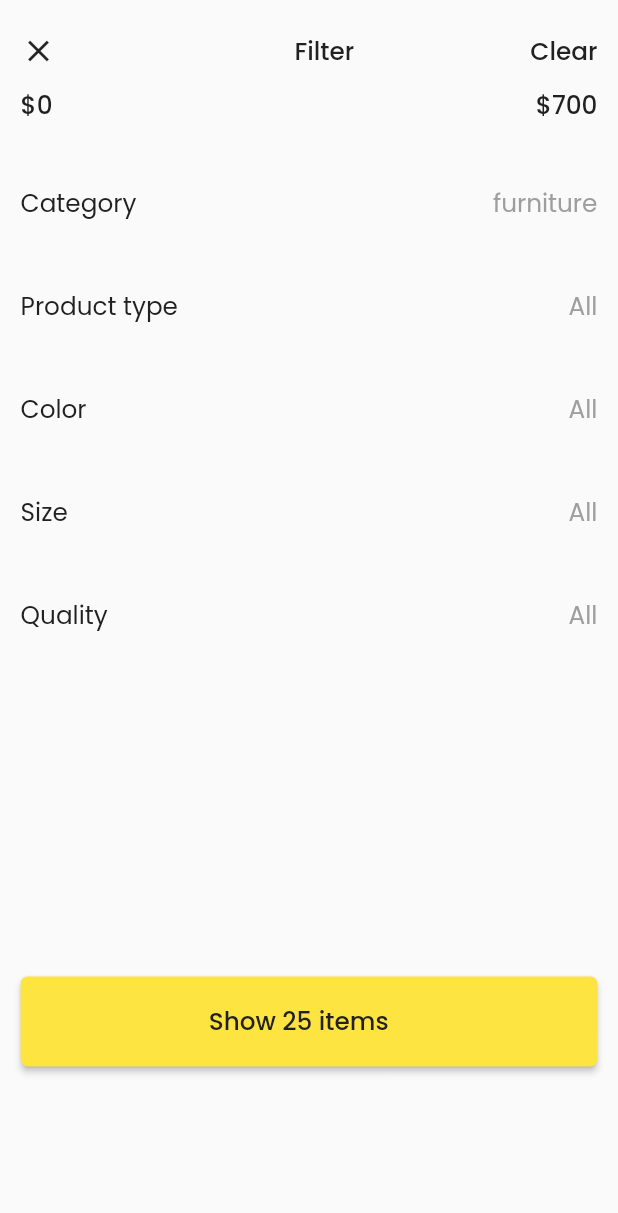
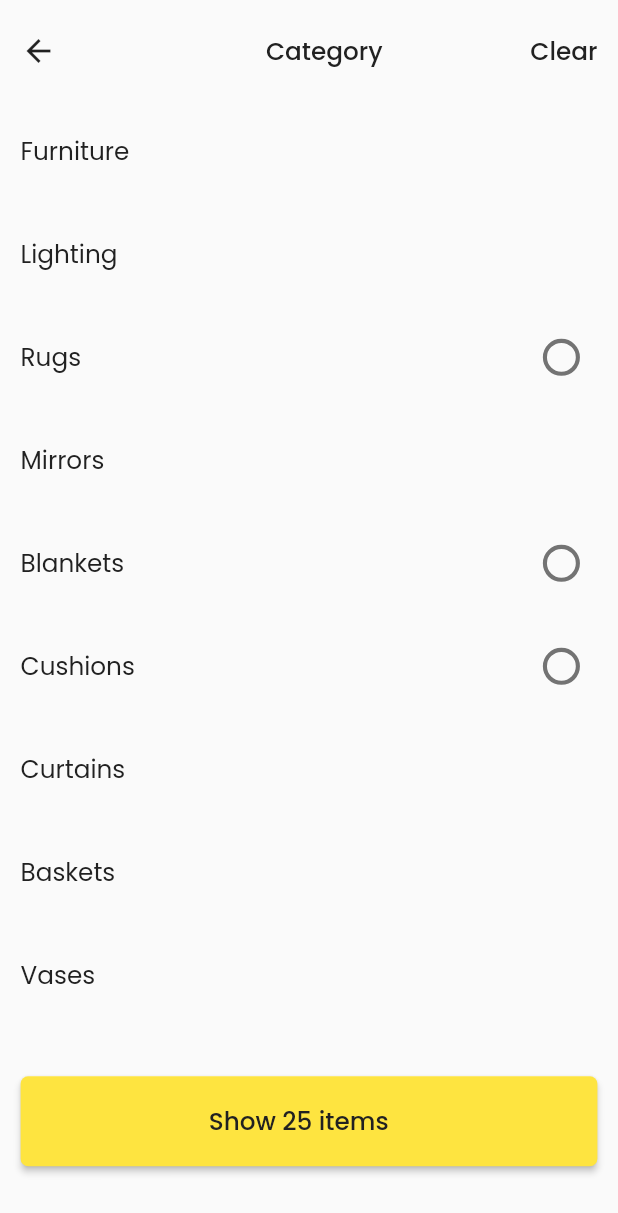
Before and after one commit to panchaniurvisha/ulmo_e_commerce, a Flutter app: the screen it shows after launch, on a phone screen of 412 x 824 dp. Shown: the top 1213 px of the screen. Run offline on Flutter 3.47's test engine with Material 2 defaults, Android fonts, the phone set to English and light mode, and no system bars.

Commit message:
"5/6/2023"

```diff
--- a/lib/main.dart
+++ b/lib/main.dart
@@ -1,5 +1,5 @@
 import 'package:flutter/material.dart';
-import 'package:ulmo_e_commerce_app/view/filter_screen.dart';
+import 'package:ulmo_e_commerce_app/view/filter_options_screen.dart';
 
 void main() {
   runApp(const MyApp());
@@ -17,6 +17,6 @@ class MyApp extends StatelessWidget {
           primarySwatch: Colors.blue,
         ),
         debugShowCheckedModeBanner: false,
-        home: const FilterScreen());
+        home: const FilterOptionsScreen());
   }
 }
--- a/lib/res/constant/app_colors.dart
+++ b/lib/res/constant/app_colors.dart
@@ -7,6 +7,7 @@ class AppColors {
   static const Color gray = Color(0xff9E9E9E);
   static const Color white = Color(0xffF5F5F5);
   static const Color skyWhite = Color(0xffFFFFFF);
+  static const Color whiteTwo = Color(0xffEEEEEE);
   static const Color skyWhite70 = Color(0xb3ffffff);
   static const Color orangeColor = Color(0xffA56506);
   static const Color grayWhite = Color(0xffE0E0E0);
--- /dev/null
+++ b/lib/view/filter_options_screen.dart
@@ -0,0 +1,106 @@
+import 'package:flutter/material.dart';
+import 'package:ulmo_e_commerce_app/res/commen/app_elevated_button.dart';
+import 'package:ulmo_e_commerce_app/res/commen/app_text.dart';
+import 'package:ulmo_e_commerce_app/res/constant/app_colors.dart';
+import 'package:ulmo_e_commerce_app/res/constant/app_string.dart';
+
+class FilterOptionsScreen extends StatefulWidget {
+  const FilterOptionsScreen({Key? key}) : super(key: key);
+
+  @override
+  State<FilterOptionsScreen> createState() => _FilterOptionsScreenState();
+}
+
+class _FilterOptionsScreenState extends State<FilterOptionsScreen> {
+  bool checkBoxValue = false;
+  List<String> categories = [
+    AppString.furniture,
+    AppString.lighting,
+    AppString.rugs,
+    AppString.mirrors,
+    AppString.blankets,
+    AppString.cushions,
+    AppString.curtains,
+    AppString.baskets,
+    AppString.vases,
+  ];
+  @override
+  Widget build(BuildContext context) {
+    double height = MediaQuery.of(context).size.height;
+    double width = MediaQuery.of(context).size.width;
+    return SafeArea(
+        child: Scaffold(
+      body: SingleChildScrollView(
+        child: Padding(
+          padding: EdgeInsets.symmetric(
+              horizontal: width / 30, vertical: height / 80),
+          child: Column(
+            crossAxisAlignment: CrossAxisAlignment.start,
+            children: [
+              Row(
+                mainAxisAlignment: MainAxisAlignment.spaceBetween,
+                children: [
+                  IconButton(
+                    padding: EdgeInsets.only(right: width / 10),
+                    onPressed: () {},
+                    icon: const Icon(
+                      Icons.arrow_back,
+                    ),
+                  ),
+                  const AppText(
+                      text: AppString.category, fontWeight: FontWeight.w500),
+                  const AppText(
+                      text: AppString.removeData, fontWeight: FontWeight.w500),
+                ],
+              ),
+              GridView.builder(
+                  padding: EdgeInsets.only(top: height / 100),
+                  physics: const NeverScrollableScrollPhysics(),
+                  shrinkWrap: true,
+                  itemCount: categories.length,
+                  gridDelegate: SliverGridDelegateWithFixedCrossAxisCount(
+                    crossAxisCount: 1,
+                    childAspectRatio: 2,
+                    mainAxisExtent: height / 12,
+                    crossAxisSpacing: width / 20,
+                  ),
+                  itemBuilder: (context, index) => Row(
+                        mainAxisAlignment: MainAxisAlignment.spaceBetween,
+                        children: [
+                          AppText(text: categories[index]),
+                          index == 2 || index == 4 || index == 5
+                              ? Transform.scale(
+                                  scale: height / 600,
+                                  child: Checkbox(
+                                    shape: RoundedRectangleBorder(
+                                      borderRadius:
+                                          BorderRadius.circular(height / 5),
+                                    ),
+                                    checkColor: AppColors.black,
+                                    activeColor: AppColors.lightYellowTwo,
+                                    value: checkBoxValue,
+                                    onChanged: (value) {
+                                      debugPrint("value--->$value");
+                                      setState(() {
+                                        checkBoxValue = value!;
+                                      });
+                                    },
+                                  ),
+                                )
+                              : const SizedBox(),
+                        ],
+                      )),
+              SizedBox(
+                height: height / 25,
+              ),
+              const AppElevatedButton(
+                text: AppString.showItem,
+                sizeBox: SizedBox(),
+              )
+            ],
+          ),
+        ),
+      ),
+    ));
+  }
+}
--- a/lib/view/filter_screen.dart
+++ b/lib/view/filter_screen.dart
@@ -19,6 +19,7 @@ class _FilterScreenState extends State<FilterScreen> {
     {AppString.name: AppString.size, AppString.key: AppString.all},
     {AppString.name: AppString.quality, AppString.key: AppString.all},
   ];
+  double sliderValue = 0;
   @override
   Widget build(BuildContext context) {
     double height = MediaQuery.of(context).size.height;
@@ -26,7 +27,8 @@ class _FilterScreenState extends State<FilterScreen> {
     return SafeArea(
         child: Scaffold(
       body: Padding(
-        padding: EdgeInsets.symmetric(horizontal: width / 30, vertical: height / 80),
+        padding:
+            EdgeInsets.symmetric(horizontal: width / 30, vertical: height / 80),
         child: Column(
           crossAxisAlignment: CrossAxisAlignment.start,
           children: [
@@ -40,8 +42,10 @@ class _FilterScreenState extends State<FilterScreen> {
                     Icons.close,
                   ),
                 ),
-                const AppText(text: AppString.filter, fontWeight: FontWeight.w500),
-                const AppText(text: AppString.removeData, fontWeight: FontWeight.w500),
+                const AppText(
+                    text: AppString.filter, fontWeight: FontWeight.w500),
+                const AppText(
+                    text: AppString.removeData, fontWeight: FontWeight.w500),
               ],
             ),
             Row(
@@ -57,8 +61,17 @@ class _FilterScreenState extends State<FilterScreen> {
                 )
               ],
             ),
+            Slider(
+                value: sliderValue,
+                activeColor: AppColors.lightYellowTwo,
+                inactiveColor: AppColors.whiteTwo,
+                onChanged: (value) {
+                  setState(() {
+                    sliderValue = value;
+                  });
+                }),
             GridView.builder(
-                padding: EdgeInsets.only(top: height / 45),
+                padding: EdgeInsets.only(top: height / 100),
                 physics: const NeverScrollableScrollPhysics(),
                 shrinkWrap: true,
                 itemCount: categories.length,
@@ -72,11 +85,13 @@ class _FilterScreenState extends State<FilterScreen> {
                       mainAxisAlignment: MainAxisAlignment.spaceBetween,
                       children: [
                         AppText(text: categories[index][AppString.name]),
-                        AppText(text: categories[index][AppString.key], color: AppColors.gray),
+                        AppText(
+                            text: categories[index][AppString.key],
+                            color: AppColors.gray),
                       ],
                     )),
             SizedBox(
-              height: height / 4,
+              height: height / 8,
             ),
             const AppElevatedButton(
               text: AppString.showItem,
```
